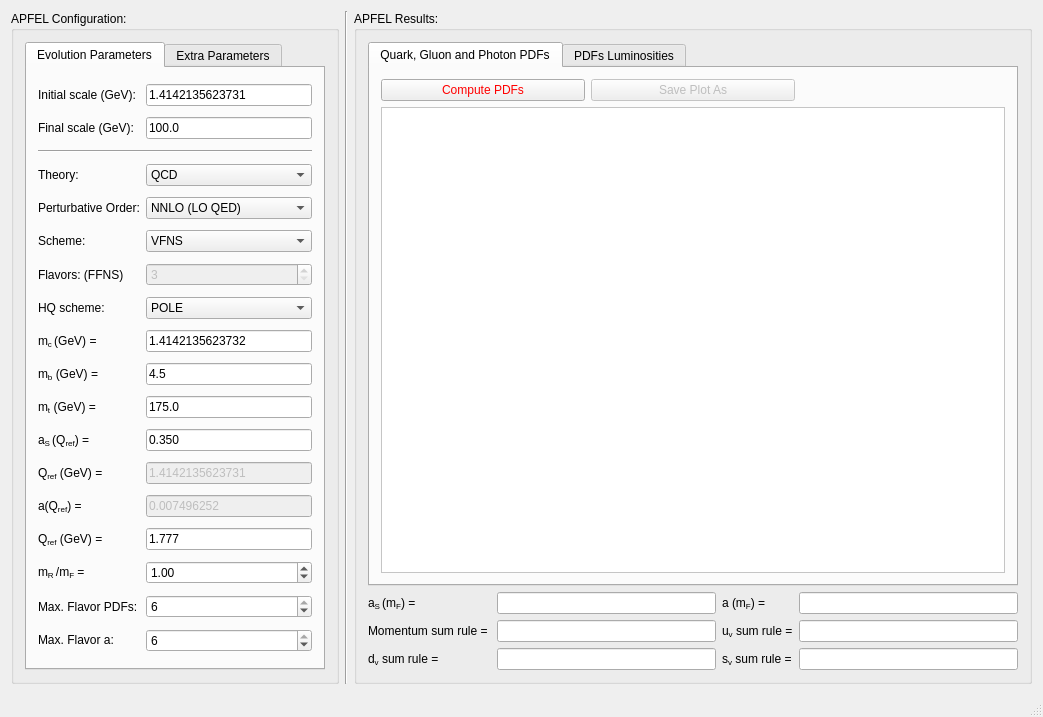
The window that apfelgui/forms/apfelmainwindow.ui (scarrazza/apfel) describes before a commit, drawn with Qt 5.
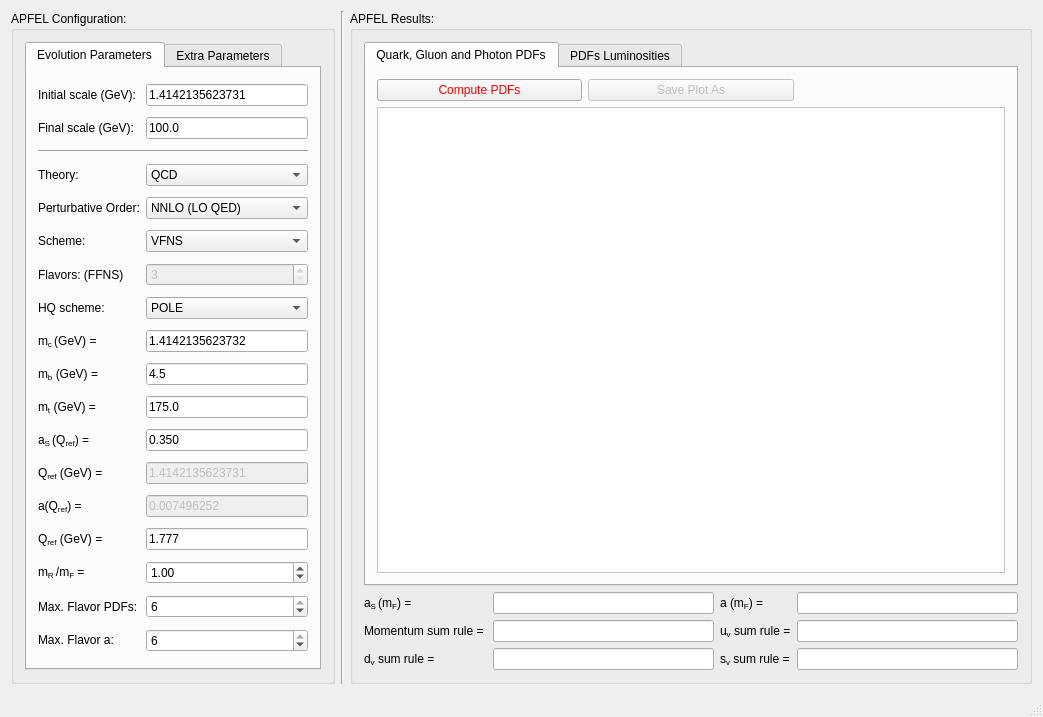
The same window after the commit. Icons and pictures are not drawn.

```diff
--- a/apfelgui/forms/apfelmainwindow.ui
+++ b/apfelgui/forms/apfelmainwindow.ui
@@ -176,6 +176,12 @@
                <verstretch>0</verstretch>
               </sizepolicy>
              </property>
+             <property name="minimumSize">
+              <size>
+               <width>628</width>
+               <height>433</height>
+              </size>
+             </property>
              <property name="styleSheet">
               <string notr="true">background-image: url(:/new/prefix1/splash.png);
 background-repeat: no;
```
